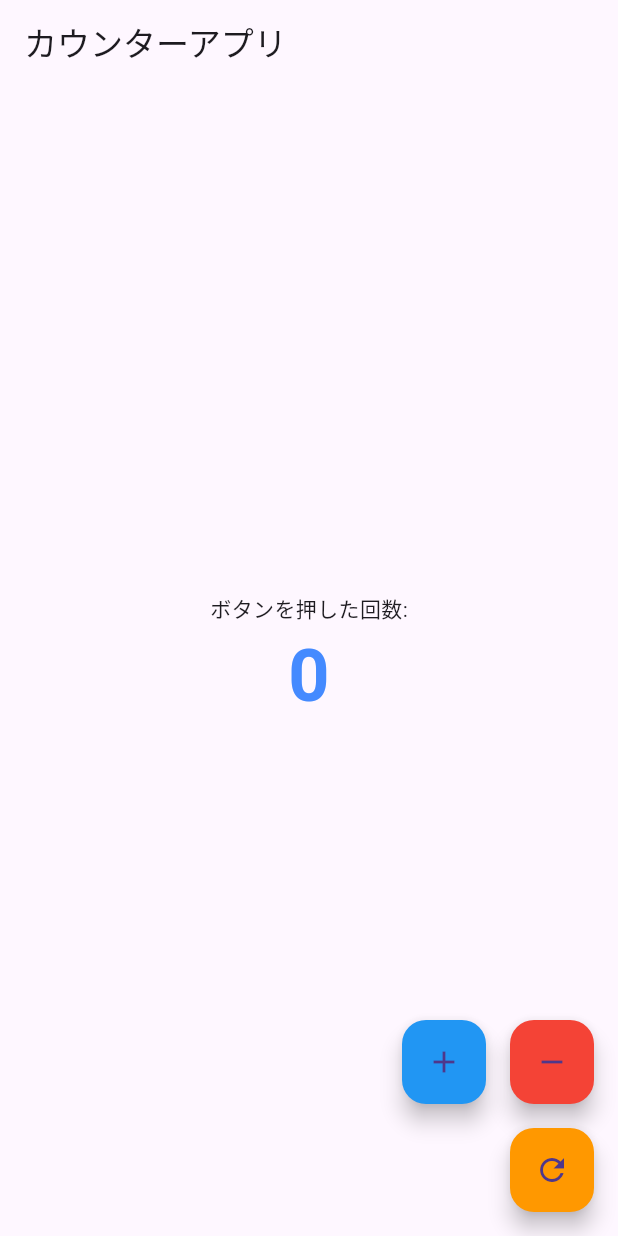
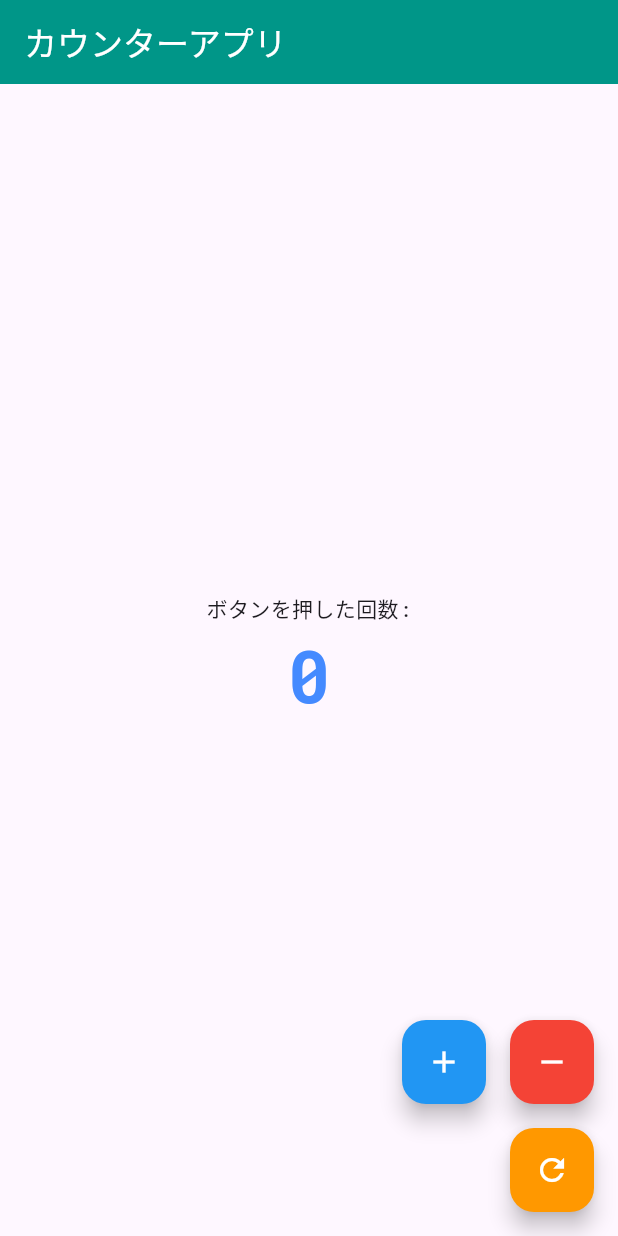
Before and after one commit to nakajinbee/nakajinbee-flutter-tutorial, a Flutter app: the screen it shows after launch, on a phone screen of 412 x 824 dp. Run offline on Flutter 3.47's test engine with Material 3 defaults, Android fonts, the phone set to English and light mode, and no system bars.

Commit message:
テーマ設定

```diff
--- a/lib/main.dart
+++ b/lib/main.dart
@@ -11,7 +11,27 @@ class MyApp extends StatelessWidget {
   Widget build(BuildContext context) {
     return MaterialApp(
       title: 'Flutter チュートリアルアプリ',
-      theme: ThemeData(primarySwatch: Colors.blue),
+      theme: ThemeData(
+        fontFamily: 'RobotoMono',
+        primarySwatch: Colors.teal,
+        appBarTheme: const AppBarTheme(
+          backgroundColor: Colors.teal,
+          foregroundColor: Colors.white,
+        ),
+        floatingActionButtonTheme: const FloatingActionButtonThemeData(
+          backgroundColor: Colors.teal,
+          foregroundColor: Colors.white,
+        ),
+        textTheme: const TextTheme(
+          headlineMedium: TextStyle(
+            fontSize: 48,
+            fontWeight: FontWeight.bold,
+            color: Colors.teal,
+          ),
+        ),
+      ),
+      darkTheme: ThemeData.dark(),
+      themeMode:ThemeMode.system,
       home: const MyHomePage(title: 'カウンターアプリ'),
     );
   }
--- a/pubspec.yaml
+++ b/pubspec.yaml
@@ -51,7 +51,10 @@ dev_dependencies:
 
 # The following section is specific to Flutter packages.
 flutter:
-
+  fonts:
+    - family: RobotoMono
+      fonts:
+        - asset: assets/fonts/RobotoMono-VariableFont_wght.ttf
   # The following line ensures that the Material Icons font is
   # included with your application, so that you can use the icons in
   # the material Icons class.
```
Also changed, not shown: assets/fonts/RobotoMono-Italic-VariableFont_wght.ttf (added), assets/fonts/RobotoMono-VariableFont_wght.ttf (added), assets/fonts/static/RobotoMono-Bold.ttf (added), assets/fonts/static/RobotoMono-BoldItalic.ttf (added), assets/fonts/static/RobotoMono-ExtraLight.ttf (added), assets/fonts/static/RobotoMono-ExtraLightItalic.ttf (added), assets/fonts/static/RobotoMono-Italic.ttf (added), assets/fonts/static/RobotoMono-Light.ttf (added), assets/fonts/static/RobotoMono-LightItalic.ttf (added), assets/fonts/static/RobotoMono-Medium.ttf (added), assets/fonts/static/RobotoMono-MediumItalic.ttf (added), assets/fonts/static/RobotoMono-Regular.ttf (added), assets/fonts/static/RobotoMono-SemiBold.ttf (added), assets/fonts/static/RobotoMono-SemiBoldItalic.ttf (added), 2 more files.
